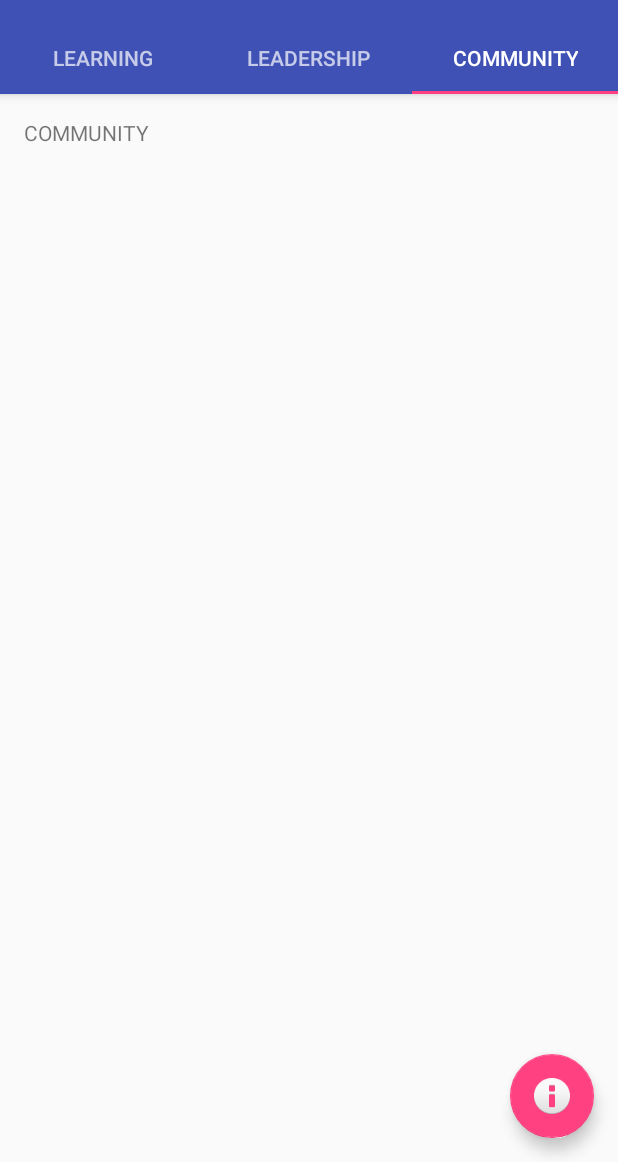
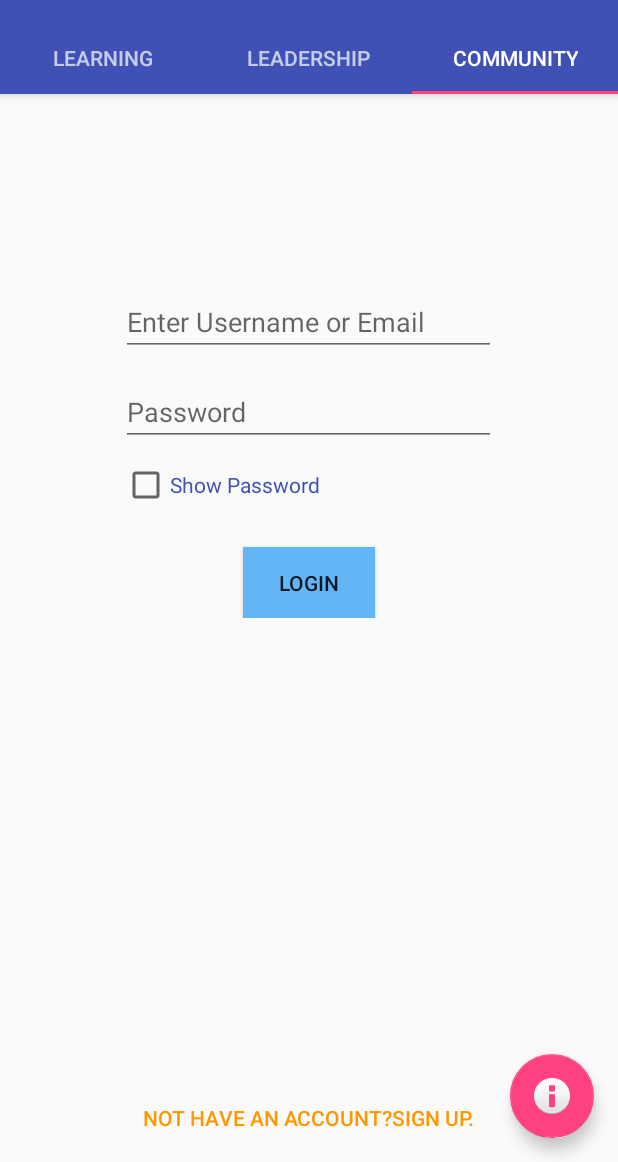
Before and after one commit to ShubhamWorks78/E-Learn, an Android app: the screen it shows after launch (MainActivity), tab 3 chosen, on a phone screen of 412 x 824 dp, the part 74-1236 px from its top. Run offline under Robolectric (Android 15) with nearby library versions, the phone set to English and light mode, and no system bars.

Commit message:
Community Login and Register Activities added

```diff
--- a/app/build.gradle
+++ b/app/build.gradle
@@ -26,5 +26,6 @@ dependencies {
     })
     compile 'com.android.support:appcompat-v7:23.4.0'
     compile 'com.android.support:design:23.4.0'
+    compile 'com.android.volley:volley:1.0.0'
     testCompile 'junit:junit:4.12'
 }
--- a/app/src/main/res/layout/tab3community.xml
+++ b/app/src/main/res/layout/tab3community.xml
@@ -6,12 +6,66 @@
     android:paddingLeft="@dimen/activity_horizontal_margin"
     android:paddingRight="@dimen/activity_horizontal_margin"
     android:paddingTop="@dimen/activity_vertical_margin"
-    tools:context="com.mania.indiaelearn.MainActivity$PlaceholderFragment">
+    tools:context="com.mania.indiaelearn.MainActivity">
 
-    <TextView
-        android:id="@+id/section_label"
+    <LinearLayout
+        android:layout_width="320dp"
+        android:layout_height="260dp"
+        android:layout_marginTop="73dp"
+        android:orientation="vertical"
+        android:layout_alignParentTop="true" android:layout_centerHorizontal="true"
+        android:id="@+id/community_linear_layout">
+
+        <EditText
+            android:id="@+id/community_login_username_email"
+            android:layout_width="250dp"
+            android:layout_height="40dp"
+            android:layout_marginTop="45dp"
+            android:layout_gravity="center"
+            android:maxLines="1"
+            android:hint="@string/tab_community_hint_enter_username_email"
+        />
+
+        <EditText
+            android:id="@+id/community_login_password"
+            android:layout_width="250dp"
+            android:layout_height="40dp"
+            android:layout_marginTop="20dp"
+            android:layout_gravity="center"
+            android:maxLines="1"
+            android:inputType="textPassword"
+            android:hint="@string/tab_community_hint_enter_password"
+        />
+
+        <CheckBox
+            android:id="@+id/community_login_show_pass"
+            android:layout_width="wrap_content"
+            android:layout_height="wrap_content"
+            android:text="@string/tab_community_str_show_pass"
+            android:layout_marginTop="10dp"
+            android:layout_marginLeft="35dp"
+            android:textColor="@color/colorPrimary"
+        />
+
+        <Button
+            android:id="@+id/community_btn_login"
+            android:layout_width="wrap_content"
+            android:layout_height="wrap_content"
+            android:text="@string/tab_community_str_btn_login"
+            android:background="#64B5F6"
+            android:layout_gravity="center"
+            android:layout_marginTop="25dp"
+            android:elevation="3dp"/>
+    </LinearLayout>
+    <Button
+        android:id="@+id/community_link_register"
+        android:text="@string/tab_community_link_to_register"
         android:layout_width="wrap_content"
-        android:layout_height="wrap_content"
-        android:text="COMMUNITY"/>
+        android:textColor="#FF9800"
+        android:layout_height="wrap_content" android:layout_alignParentBottom="true"
+        android:layout_centerHorizontal="true" android:layout_marginBottom="45dp"
+        android:background="@null"
+
+    />
 
 </RelativeLayout>
--- a/app/src/main/res/values/strings.xml
+++ b/app/src/main/res/values/strings.xml
@@ -41,4 +41,16 @@
     <string name="title_activity_entrepreneur_section">Entrepreneur Section</string>
     <string name="title_activity_programming_section">Programming Section</string>
     <string name="title_activity_technology_section">technologySection</string>
+
+    <string name="tab_community_str_show_pass">Show Password</string>
+    <string name="tab_community_str_btn_login">Login</string>
+    <string name="tab_community_hint_enter_username_email">Enter Username or Email</string>
+    <string name="tab_community_hint_enter_password">Password</string>
+    <string name="tab_community_link_to_register">Not have an account?Sign Up.</string>
+    <string name="tab_community_link_to_login">Already Registered.Login Me</string>
+    <string name="tab_community_register_hint_name">Full Name</string>
+    <string name="tab_community_register_hint_username">Username</string>
+    <string name="tab_community_register_hint_password">Password</string>
+    <string name="tab_community_register_hint_email">Email</string>
+    <string name="tab_community_btn_register">Register</string>
 </resources>
```
Also changed, not shown: app/src/main/AndroidManifest.xml (+11 -9 lines), app/src/main/java/com/mania/indiaelearn/CommunityRegisterActivity.java (added, +100 -0 lines), app/src/main/java/com/mania/indiaelearn/tab3community.java (+97 -0 lines), app/src/main/res/layout/activity_community_register.xml (added, +81 -0 lines).
